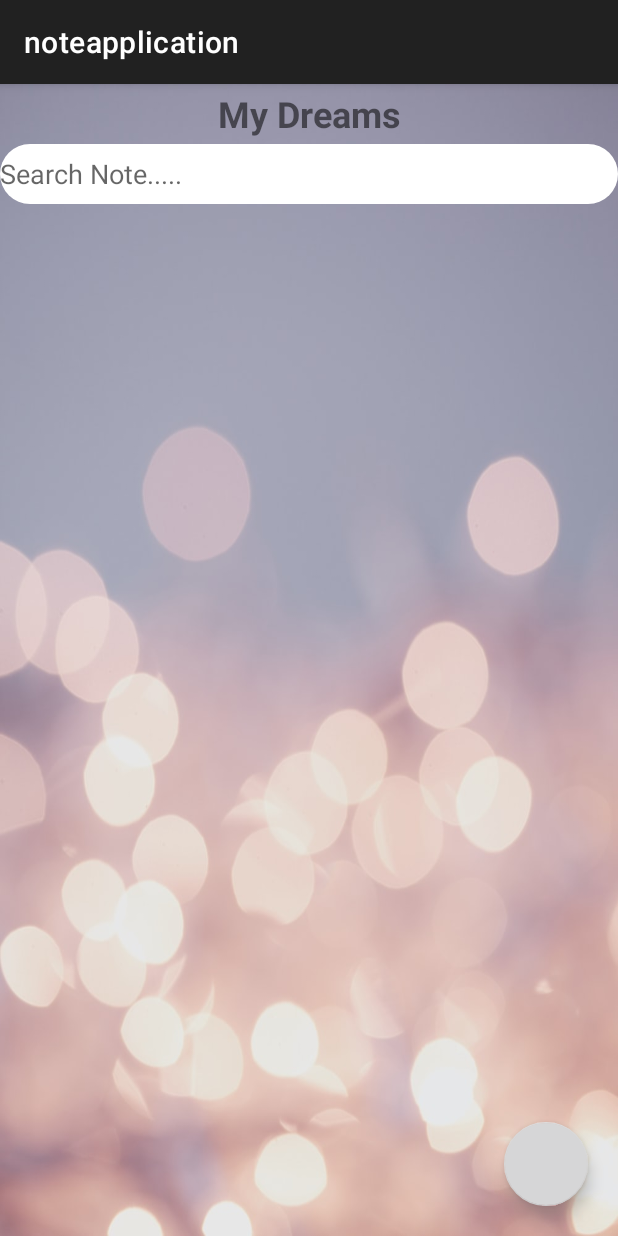
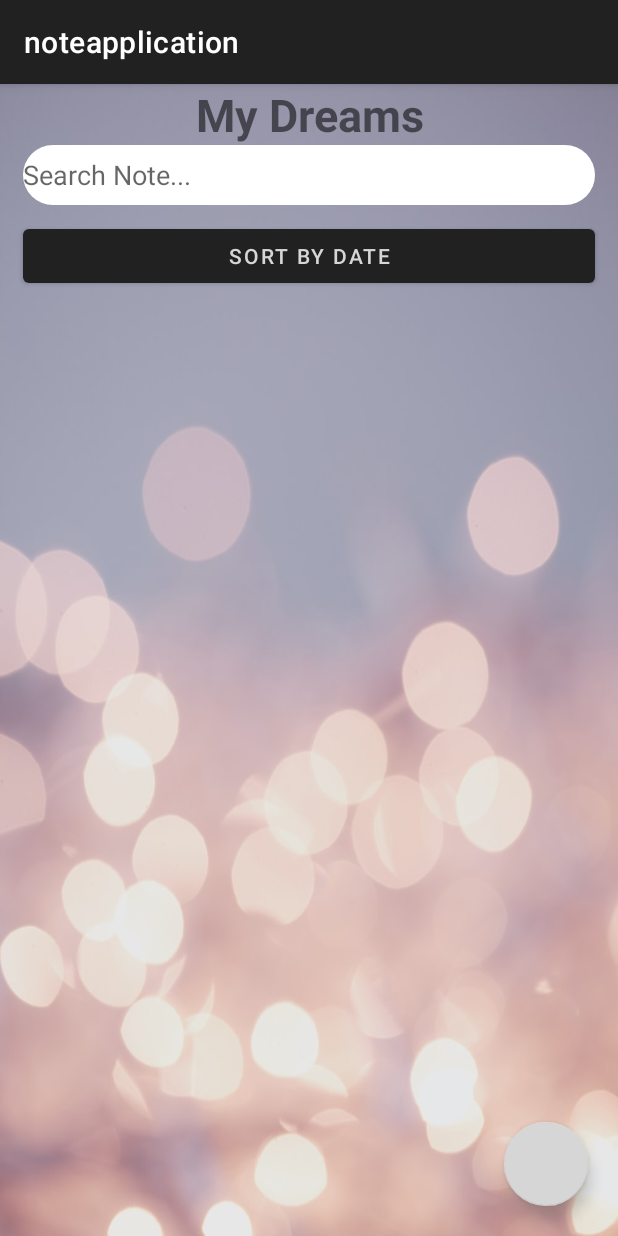
Before and after one commit to leatonos/Android_FinalProject_FantasticFive, an Android app: the screen it shows after launch (Category), after a tap on "My Dreams", on a phone screen of 412 x 824 dp. Run offline under Robolectric (Android 15) with nearby library versions, the phone set to English and light mode, and no system bars; our stand-ins replace Room's generated code.

Commit message:
Sorting button implemented

```diff
--- a/app/src/main/java/com/pedroapp/noteApplication/Category.java
+++ b/app/src/main/java/com/pedroapp/noteApplication/Category.java
@@ -7,6 +7,7 @@ import android.os.Bundle;
 import android.text.Editable;
 import android.text.TextWatcher;
 import android.view.View;
+import android.widget.Button;
 import android.widget.EditText;
 import android.widget.ListView;
 import android.widget.TextView;
@@ -33,6 +34,9 @@ public class Category extends AppCompatActivity {
     EditText searchText;
 
     NoteAdapter noteAdapter;
+    boolean sortingByDate;
+
+    Button sortBy;
 
     @Override
     protected void onCreate(Bundle savedInstanceState) {
@@ -41,6 +45,7 @@ public class Category extends AppCompatActivity {
 
         pageTitle = findViewById(R.id.categoryTitle);
         pageTitle.setText(ChosenOptions.chosenCategory);
+        sortBy = findViewById(R.id.sortingBtn);
 
         //define listView id
         noteListView = findViewById(R.id.notes_lv);
@@ -48,6 +53,8 @@ public class Category extends AppCompatActivity {
         noteRoomDb = NoteRoomDb.getInstance(this);
 
         loadNotes();
+
+        sortingByDate = false;
 
 //        searchText.addTextChangedListener(new TextWatcher() {
 //            @Override
@@ -70,7 +77,7 @@ public class Category extends AppCompatActivity {
 //                }
 //
 //            }
-//        });
+//
 
     }
 
@@ -84,6 +91,7 @@ public class Category extends AppCompatActivity {
     protected void onResume() {
         super.onResume();
         loadNotes();
+        //sortBy.setText("Sort by date");
     }
 
     private void loadNotes() {
@@ -95,10 +103,25 @@ public class Category extends AppCompatActivity {
         noteAdapter = new NoteAdapter(this, R.layout.note_list_item, noteList);
         noteListView.setAdapter(noteAdapter);
 
+    }
 
+    public void sortBy(View view) {
+
+        if(!sortingByDate){
+            String chosenCat = ChosenOptions.chosenCategory;
+            noteList = noteRoomDb.noteDao().getAllNotesByDate(chosenCat);
+
+            noteAdapter = new NoteAdapter(this, R.layout.note_list_item, noteList);
+            noteListView.setAdapter(noteAdapter);
+
+            sortingByDate = true;
+
+            sortBy.setText("Sort by title");
+        }else{
+            sortBy.setText("Sort by date");
+            sortingByDate = false;
+            loadNotes();
+        }
 
     }
-
-
-
 }
--- a/app/src/main/java/com/pedroapp/noteApplication/database/NoteDao.java
+++ b/app/src/main/java/com/pedroapp/noteApplication/database/NoteDao.java
@@ -27,5 +27,8 @@ public interface NoteDao {
     @Query("SELECT * FROM note WHERE category =:chosenCategory  ORDER BY title")
     List<Note> getAllNotes(String chosenCategory);
 
+    @Query("SELECT * FROM note WHERE category =:chosenCategory  ORDER BY time DESC")
+    List<Note> getAllNotesByDate(String chosenCategory);
+
 
 }
--- a/app/src/main/java/com/pedroapp/noteApplication/util/NoteAdapter.java
+++ b/app/src/main/java/com/pedroapp/noteApplication/util/NoteAdapter.java
@@ -1,10 +1,13 @@
 package com.pedroapp.noteApplication.util;
 
+import android.app.Activity;
 import android.app.AlertDialog;
 import android.content.Context;
 import android.content.DialogInterface;
 import android.content.Intent;
 import android.content.SharedPreferences;
+import android.text.Editable;
+import android.text.TextWatcher;
 import android.util.Log;
 import android.view.LayoutInflater;
 import android.view.View;
@@ -222,8 +225,28 @@ public class NoteAdapter extends ArrayAdapter implements Filterable {
     }
 
 
+    /*
+    private void doEditTextObserveWork() {
 
+        searchText.addTextChangedListener(new TextWatcher() {
+            @Override
+            public void beforeTextChanged(CharSequence s, int start, int count, int after) {
 
+            }
 
+            @Override
+            public void onTextChanged(CharSequence s, int start, int before, int count) {
+                recyclerViewAdapter.getFilter().filter(s.toString());
+
+            }
+
+            @Override
+            public void afterTextChanged(Editable s) {
+
+            }
+        });
+    }
+
+     */
 
 }
--- a/app/src/main/res/layout/activity_category.xml
+++ b/app/src/main/res/layout/activity_category.xml
@@ -15,11 +15,11 @@
         <TextView
             android:id="@+id/categoryTitle"
             android:layout_width="match_parent"
-            android:layout_height="40dp"
+            android:layout_height="wrap_content"
             android:gravity="center"
             android:text="CategoryName"
             android:textAlignment="center"
-            android:textSize="24sp"
+            android:textSize="30sp"
             android:textStyle="bold" />
 
 <!--        <SearchView-->
@@ -31,16 +31,25 @@
 
         <EditText
             android:id="@+id/searchText"
+            android:layout_width="match_parent"
             android:layout_height="40dp"
-            android:layout_width="match_parent"
+            android:layout_marginHorizontal="15dp"
             android:background="@drawable/background_search"
-            android:hint="Search Note....."
+            android:hint="Search Note..."
             android:imeOptions="actionNext"
-            android:maxLines="1"
-        >
+            android:maxLines="1">
 
         </EditText>
 
+
+        <Button
+            android:id="@+id/sortingBtn"
+            android:layout_width="match_parent"
+            android:layout_height="wrap_content"
+            android:layout_marginHorizontal="15dp"
+            android:layout_marginVertical="10dp"
+            android:onClick="sortBy"
+            android:text="Sort by date" />
 
         <ListView
             android:id="@+id/notes_lv"
```
Also changed, not shown: app/src/main/java/com/pedroapp/noteApplication/AddNote.java (+12 -6 lines), app/src/main/java/com/pedroapp/noteApplication/ui/NotesRecyclerViewAdapter.java (+141 -92 lines), app/src/main/java/com/pedroapp/noteApplication/util/DatabaseHelper.java (+11 -1 lines).
